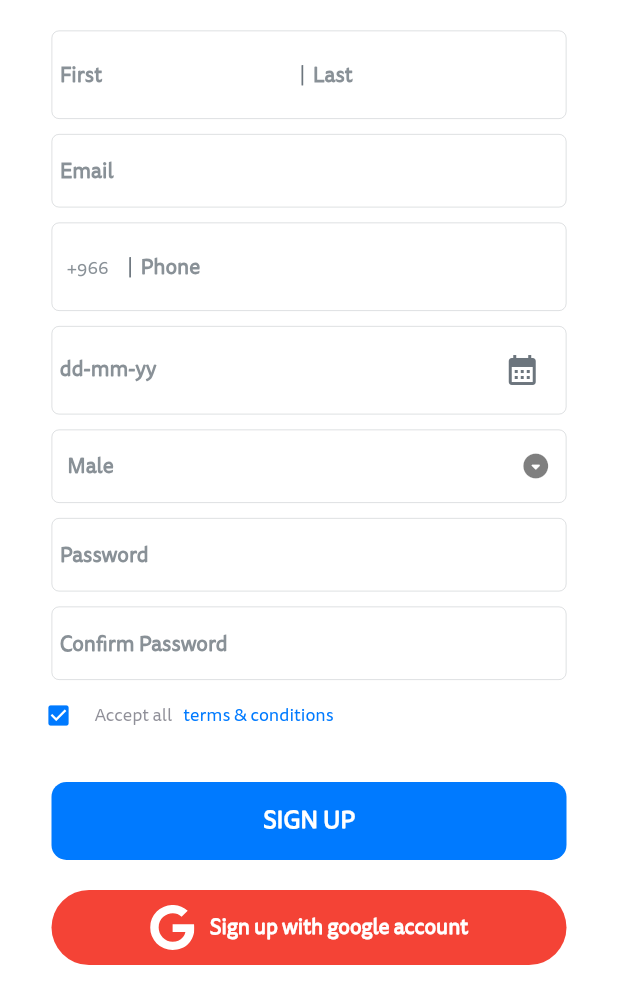
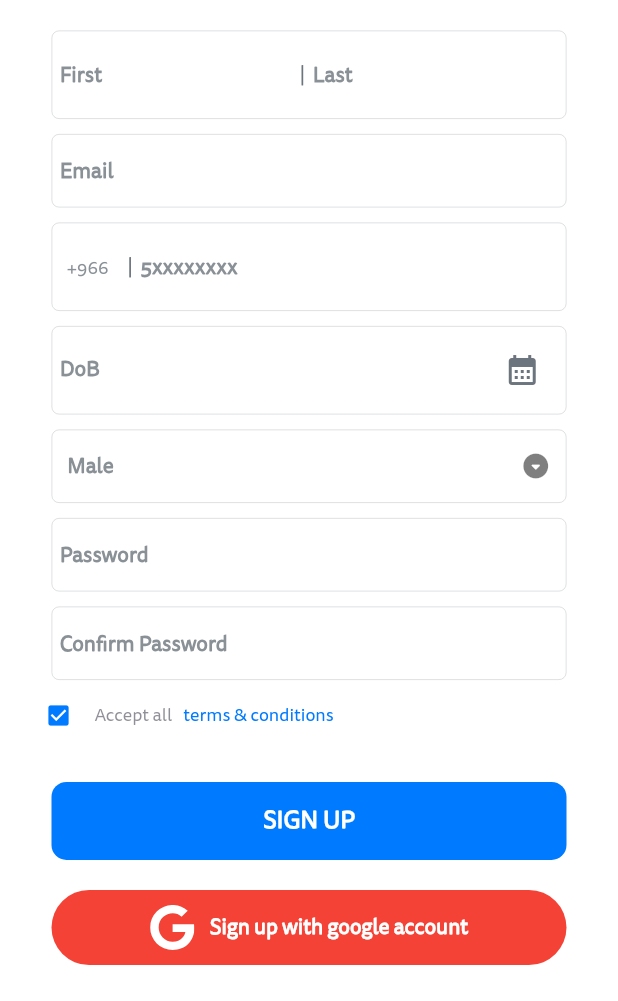
Before and after one commit to hamouda2099/Hayyak_User, a Flutter app: the SignUpScreen screen opened directly, on a phone screen of 412 x 824 dp, the part 235-1236 px from its top. Run offline on Flutter 3.47's test engine with Material 2 defaults, Android fonts, the phone set to English and light mode, and no system bars; our stand-ins replace circular_countdown_timer, easy_localization, firebase_auth, firebase_core, flutter_riverpod, flutter_svg and 10 more; missing offline and left inert: html_widget, moyasar, ticket_widget; accounts and stored records are empty; network calls fail; project files that could hold a hidden picture were left out.

Commit message:
translation edits by sameh

```diff
--- a/lib/UI/Components/ticket_slider_compnent.dart
+++ b/lib/UI/Components/ticket_slider_compnent.dart
@@ -29,7 +29,8 @@ class TicketSliderItem extends StatelessWidget {
             child: Column(
               children: [
                 QrImageView(
-                  data: "https://hayyak.net/${orderTicket.eventName}",
+                  // data: "https://hayyak.net/${orderTicket.numId}",
+                  data: "${orderTicket.numId}",
                   version: QrVersions.auto,
                   size: screenWidth / 1.6,
                 ),
--- a/lib/UI/Screens/sign_up_screen.dart
+++ b/lib/UI/Screens/sign_up_screen.dart
@@ -213,8 +213,8 @@ class SignUpScreen extends StatelessWidget {
                           },
                           decoration: InputDecoration(
                             hintText:
-                                UserData.translation.data?.phone?.toString() ??
-                                    'Phone',
+                                '5xxxxxxxx',
+                            // UserData.translation.data?.phone?.toString() ?? 'Phone',
                             hintStyle: TextStyle(
                                 color: kLightGreyColor.withOpacity(0.8),
                                 fontWeight: FontWeight.bold,
@@ -254,7 +254,7 @@ class SignUpScreen extends StatelessWidget {
                     enabled: false,
                     controller: logic.dateOfBirthController,
                     decoration: InputDecoration(
-                      hintText: 'dd-mm-yy',
+                      hintText: UserData.translation.data?.birth?.toString() ?? 'DoB',
                       suffixIcon: IconButton(
                         onPressed: () async {},
                         icon: const Icon(
```
Also changed, not shown: lib/UI/Components/seat_category_component.dart (+12 -3 lines).
